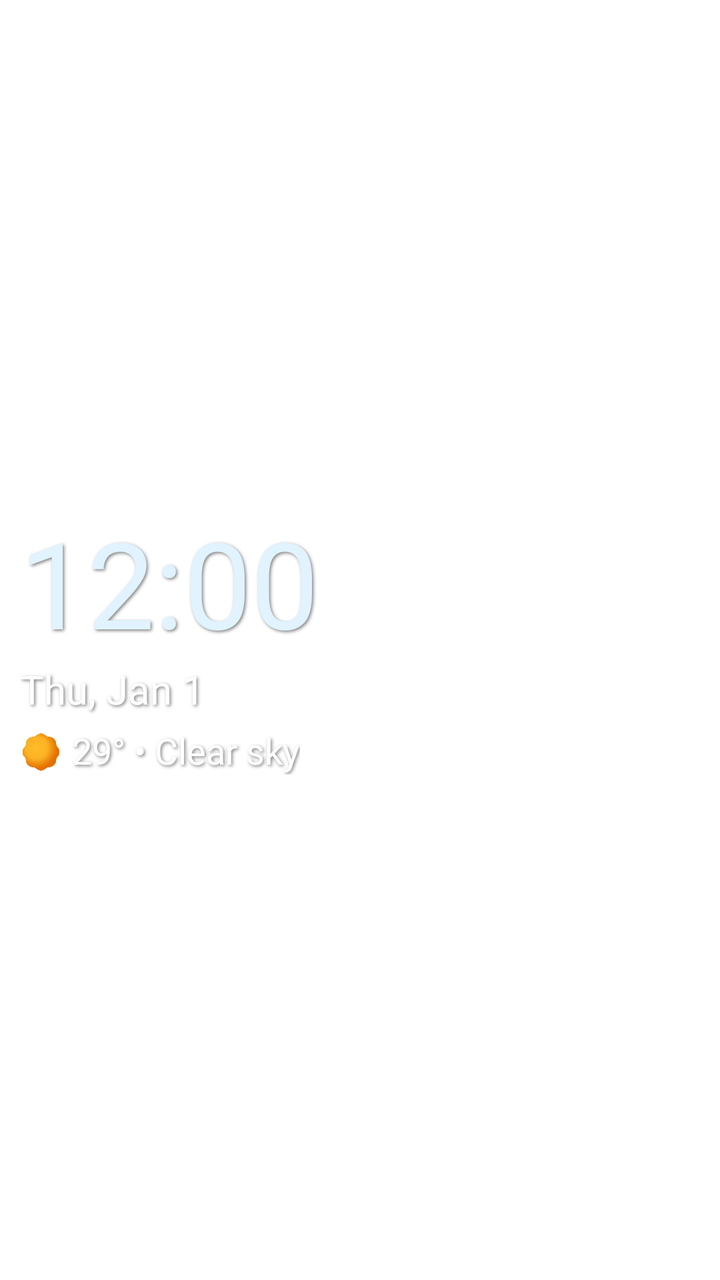
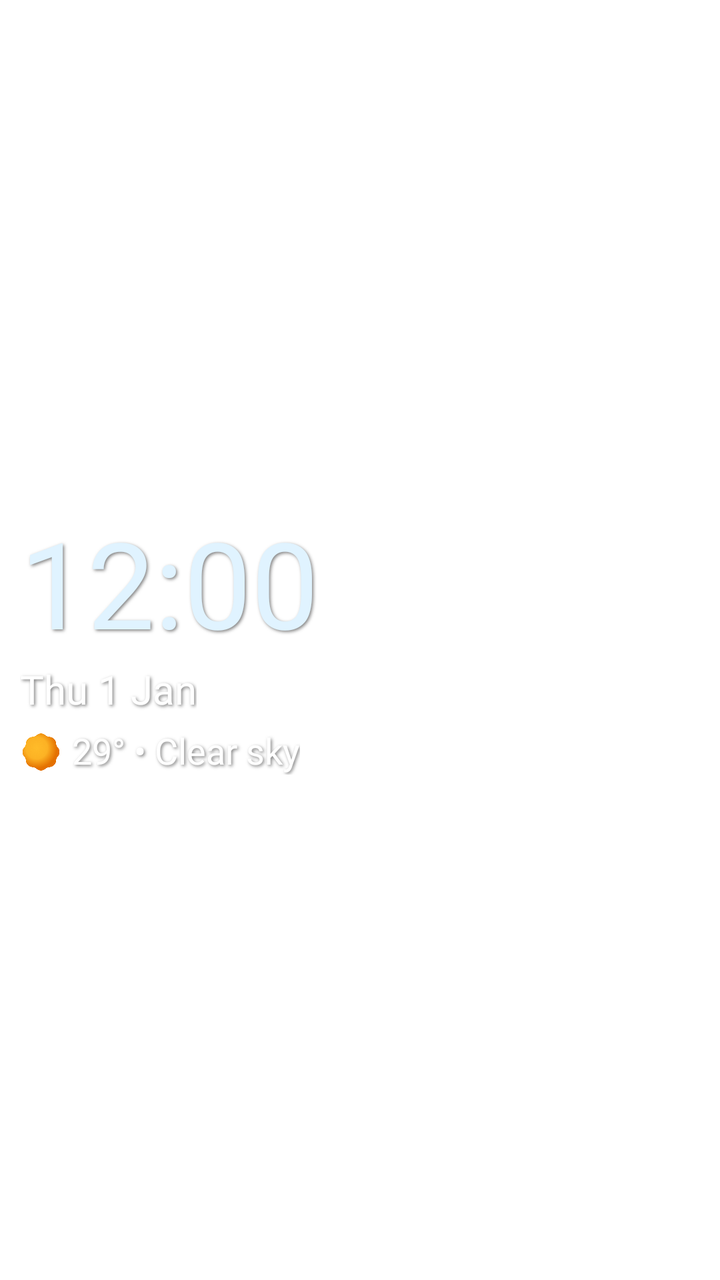

The first picture is an Android layout as it rendered before a commit; the second is the same layout after the commit. The layout source and the unified diff follow.
<!-- AndroidManifest.xml: fallback theme Theme.MaterialComponents.DayNight.NoActionBar -->
<!-- res/layout/glance_widget.xml -->
<?xml version="1.0" encoding="utf-8"?>
<LinearLayout xmlns:android="http://schemas.android.com/apk/res/android"
    android:id="@+id/widget_root_glance"
    android:layout_width="match_parent"
    android:layout_height="match_parent"
    android:orientation="vertical"
    android:paddingLeft="10dp"
    android:paddingRight="10dp"
    android:gravity="center_vertical">

    <TextClock
        android:id="@+id/widget_text_clock_glance"
        android:layout_width="match_parent"
        android:layout_height="wrap_content"
        android:fontFamily="@font/medium"
        android:textSize="60sp"
        android:format12Hour="hh:mm"
        android:format24Hour="HH:mm"
        android:textColor="@color/colorGlanceWidgetTextClock"
        android:shadowColor="#80000000"
        android:shadowDx="2"
        android:shadowDy="2"
        android:shadowRadius="4" />

    <TextClock
        android:id="@+id/current_widget_date"
        android:layout_width="wrap_content"
        android:layout_height="wrap_content"
        android:format12Hour="EEE, MMM d"
        android:format24Hour="EEE, MMM d"
        android:textColor="@color/white"
        android:fontFamily="@font/regular"
        android:gravity="center"
        android:textSize="20sp"
        android:shadowColor="#80000000"
        android:shadowDx="2"
        android:shadowDy="2"
        android:shadowRadius="4"
        />

    <LinearLayout
        android:layout_width="match_parent"
        android:layout_height="wrap_content"
        android:paddingTop="5dp"
        android:layout_gravity="center"
        >
        <ImageView
            android:id="@+id/current_img_glance"
            android:layout_width="26dp"
            android:layout_height="26dp"
            android:src="@drawable/sunny"
            android:paddingEnd="5dp"
            />
        <TextView
            android:id="@+id/current_glance_temp"
            android:layout_width="wrap_content"
            android:text="29° • "
            android:layout_height="wrap_content"
            android:textSize="18sp"
            android:fontFamily="@font/regular"
            android:shadowColor="#80000000"
            android:shadowDx="2"
            android:shadowDy="2"
            android:shadowRadius="4"
            android:textColor="@color/white" />
        <TextView
            android:id="@+id/current_glance_condition"
            android:layout_width="wrap_content"
            android:text="Clear sky"
            android:layout_height="wrap_content"
            android:textSize="18sp"
            android:fontFamily="@font/regular"
            android:shadowColor="#80000000"
            android:shadowDx="2"
            android:shadowDy="2"
            android:shadowRadius="4"
            android:textColor="@color/white" />
</LinearLayout>

</LinearLayout>
<!-- resources referenced by this layout -->
<resources>
  <color name="colorGlanceWidgetTextClock">#EEF0FF</color>
  <color name="white">#FFFFFFFF</color>
  <!-- drawable sunny: png bitmap (drawable, 107632 bytes) -->
</resources>

<!-- the commit's change to res/layout/glance_widget.xml (unified diff, before → after) -->
@@ -26,8 +26,8 @@
         android:id="@+id/current_widget_date"
         android:layout_width="wrap_content"
         android:layout_height="wrap_content"
-        android:format12Hour="EEE, MMM d"
-        android:format24Hour="EEE, MMM d"
+        android:format12Hour="EEE d MMM"
+        android:format24Hour="EEE d MMM"
         android:textColor="@color/white"
         android:fontFamily="@font/regular"
         android:gravity="center"
